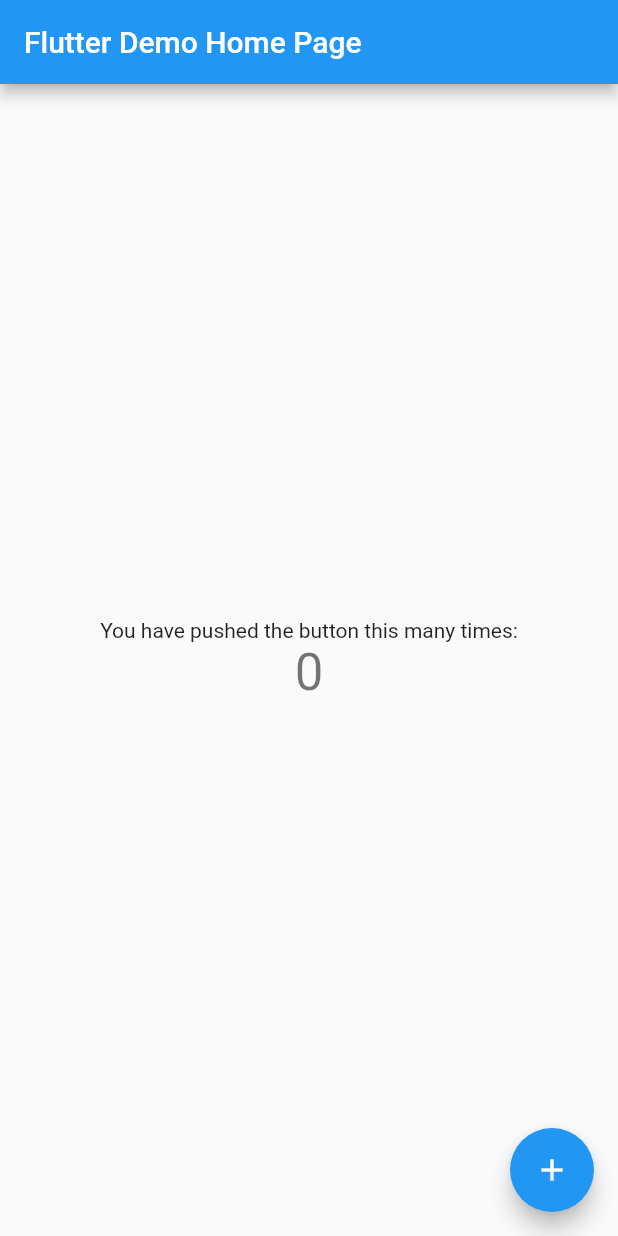
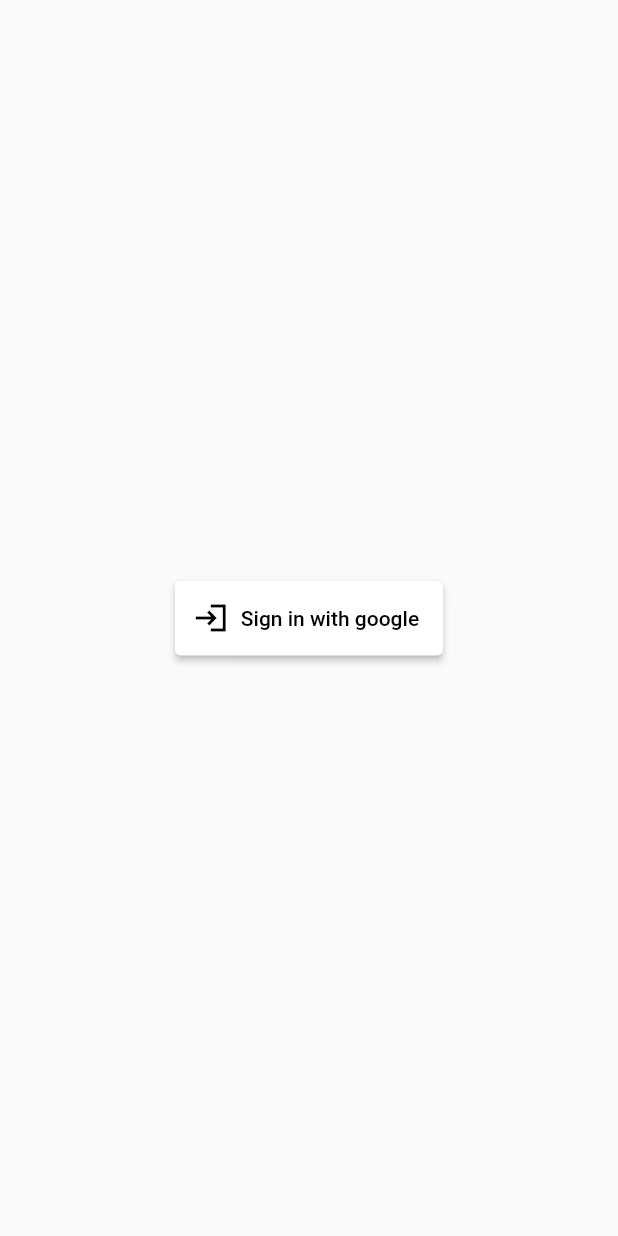
Before and after one commit to mokshchadha/docs-clone, a Flutter app: the screen it shows after launch, on a phone screen of 412 x 824 dp. Run offline on Flutter 3.47's test engine with Material 2 defaults, Android fonts, the phone set to English and light mode, and no system bars; our stand-ins replace flutter_riverpod, google_sign_in.

Commit message:
aut repo and server scaffolded

```diff
--- a/lib/main.dart
+++ b/lib/main.dart
@@ -1,7 +1,9 @@
+import 'package:docs/screens/login.dart';
 import 'package:flutter/material.dart';
+import 'package:flutter_riverpod/flutter_riverpod.dart';
 
 void main() {
-  runApp(const MyApp());
+  runApp(const ProviderScope(child: MyApp()));
 }
 
 class MyApp extends StatelessWidget {
@@ -11,35 +13,17 @@
   @override
   Widget build(BuildContext context) {
     return MaterialApp(
-      title: 'Flutter Demo',
+      title: 'Docs',
       theme: ThemeData(
-        // This is the theme of your application.
-        //
-        // Try running your application with "flutter run". You'll see the
-        // application has a blue toolbar. Then, without quitting the app, try
-        // changing the primarySwatch below to Colors.green and then invoke
-        // "hot reload" (press "r" in the console where you ran "flutter run",
-        // or simply save your changes to "hot reload" in a Flutter IDE).
-        // Notice that the counter didn't reset back to zero; the application
-        // is not restarted.
         primarySwatch: Colors.blue,
       ),
-      home: const MyHomePage(title: 'Flutter Demo Home Page'),
+      home: const MyHomePage(title: 'Docs'),
     );
   }
 }
 
 class MyHomePage extends StatefulWidget {
   const MyHomePage({Key? key, required this.title}) : super(key: key);
-
-  // This widget is the home page of your application. It is stateful, meaning
-  // that it has a State object (defined below) that contains fields that affect
-  // how it looks.
-
-  // This class is the configuration for the state. It holds the values (in this
-  // case the title) provided by the parent (in this case the App widget) and
-  // used by the build method of the State. Fields in a Widget subclass are
-  // always marked "final".
 
   final String title;
 
@@ -48,68 +32,8 @@
 }
 
 class _MyHomePageState extends State<MyHomePage> {
-  int _counter = 0;
-
-  void _incrementCounter() {
-    setState(() {
-      // This call to setState tells the Flutter framework that something has
-      // changed in this State, which causes it to rerun the build method below
-      // so that the display can reflect the updated values. If we changed
-      // _counter without calling setState(), then the build method would not be
-      // called again, and so nothing would appear to happen.
-      _counter++;
-    });
-  }
-
   @override
   Widget build(BuildContext context) {
-    // This method is rerun every time setState is called, for instance as done
-    // by the _incrementCounter method above.
-    //
-    // The Flutter framework has been optimized to make rerunning build methods
-    // fast, so that you can just rebuild anything that needs updating rather
-    // than having to individually change instances of widgets.
-    return Scaffold(
-      appBar: AppBar(
-        // Here we take the value from the MyHomePage object that was created by
-        // the App.build method, and use it to set our appbar title.
-        title: Text(widget.title),
-      ),
-      body: Center(
-        // Center is a layout widget. It takes a single child and positions it
-        // in the middle of the parent.
-        child: Column(
-          // Column is also a layout widget. It takes a list of children and
-          // arranges them vertically. By default, it sizes itself to fit its
-          // children horizontally, and tries to be as tall as its parent.
-          //
-          // Invoke "debug painting" (press "p" in the console, choose the
-          // "Toggle Debug Paint" action from the Flutter Inspector in Android
-          // Studio, or the "Toggle Debug Paint" command in Visual Studio Code)
-          // to see the wireframe for each widget.
-          //
-          // Column has various properties to control how it sizes itself and
-          // how it positions its children. Here we use mainAxisAlignment to
-          // center the children vertically; the main axis here is the vertical
-          // axis because Columns are vertical (the cross axis would be
-          // horizontal).
-          mainAxisAlignment: MainAxisAlignment.center,
-          children: <Widget>[
-            const Text(
-              'You have pushed the button this many times:',
-            ),
-            Text(
-              '$_counter',
-              style: Theme.of(context).textTheme.headline4,
-            ),
-          ],
-        ),
-      ),
-      floatingActionButton: FloatingActionButton(
-        onPressed: _incrementCounter,
-        tooltip: 'Increment',
-        child: const Icon(Icons.add),
-      ), // This trailing comma makes auto-formatting nicer for build methods.
-    );
+    return Scaffold(body: LoginScreen());
   }
 }
--- /dev/null
+++ b/lib/screens/login.dart
@@ -0,0 +1,29 @@
+import 'package:docs/repository/auth.dart';
+import 'package:flutter/material.dart';
+import 'package:flutter_riverpod/flutter_riverpod.dart';
+
+class LoginScreen extends ConsumerWidget {
+  LoginScreen({Key? key}) : super(key: key);
+
+  void signInWithGoogle(WidgetRef ref) {
+    ref.read(authRepositoryProvider).signInWithGoogle();
+  }
+
+  @override
+  Widget build(BuildContext context, WidgetRef ref) {
+    //provider ref allows us to interact with provider , widget ref allows us to interact with widgets
+    return Center(
+      child: ElevatedButton.icon(
+        onPressed: () {
+          signInWithGoogle(ref);
+        },
+        icon: const Icon(Icons.login_sharp),
+        label: const Text('Sign in with google'),
+        style: ElevatedButton.styleFrom(
+            minimumSize: const Size(150, 50),
+            primary: Colors.white,
+            onPrimary: Colors.black),
+      ),
+    );
+  }
+}
--- a/pubspec.yaml
+++ b/pubspec.yaml
@@ -34,6 +34,8 @@
   # The following adds the Cupertino Icons font to your application.
   # Use with the CupertinoIcons class for iOS style icons.
   cupertino_icons: ^1.0.2
+  google_sign_in: ^5.4.2
+  flutter_riverpod: ^2.0.2
 
 dev_dependencies:
   flutter_test:
```
Also changed, not shown: lib/repository/auth.dart (added, +29 -0 lines), pubspec.lock, 38 other files.
